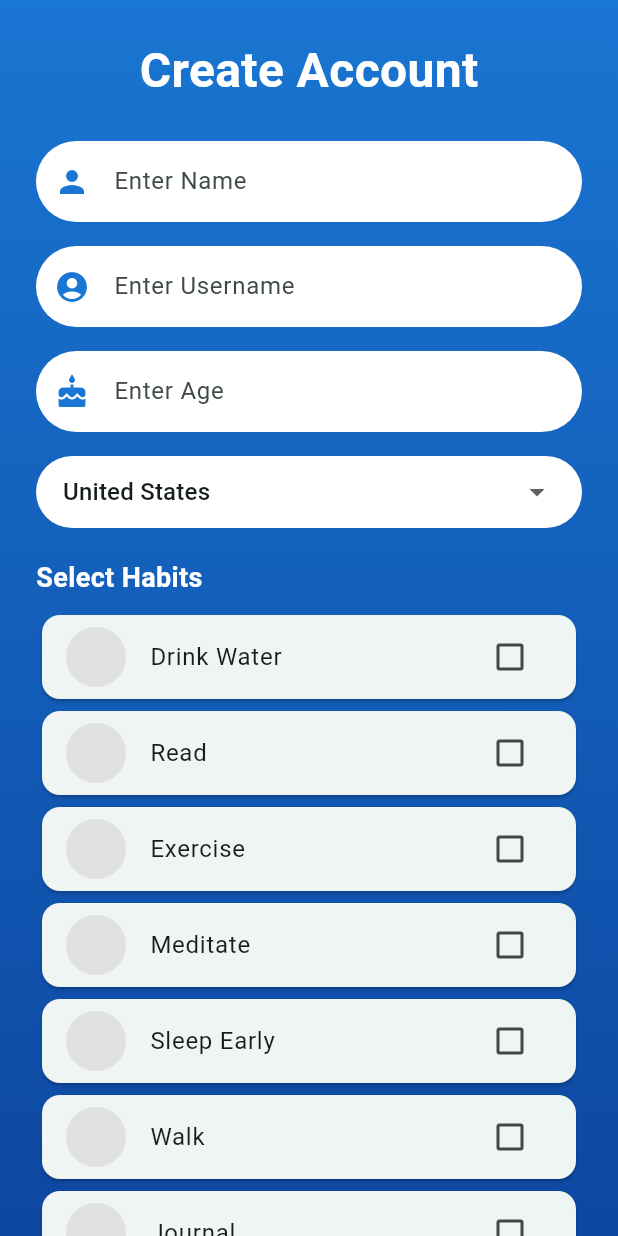
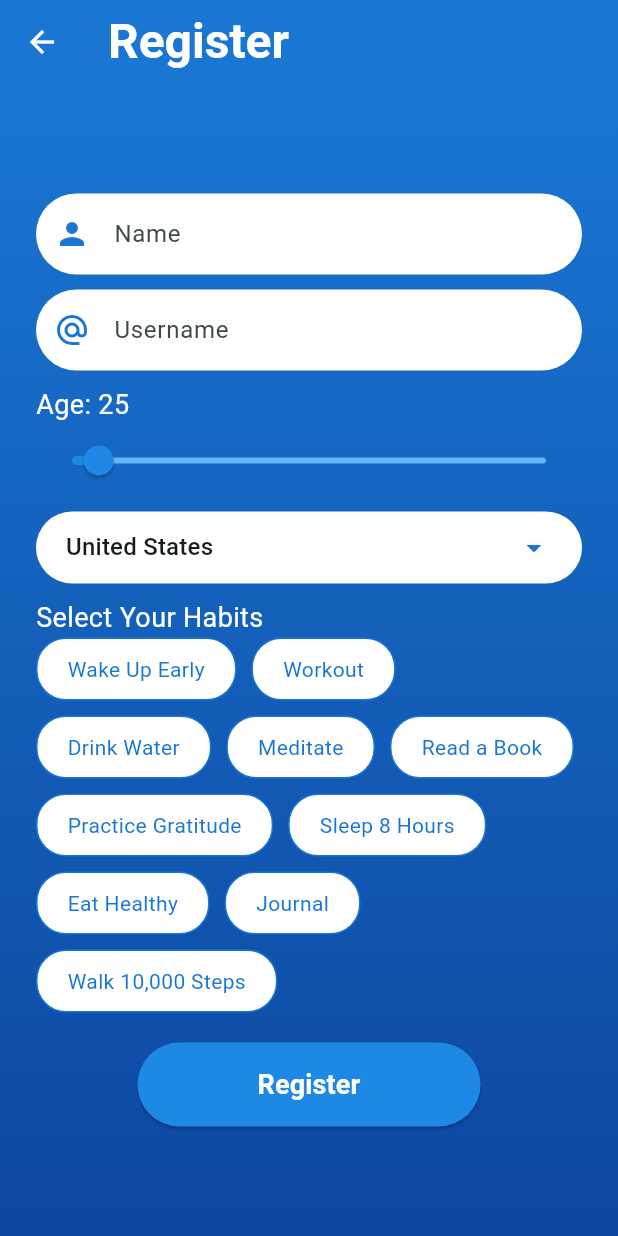
Before and after one commit to hianshul100/mobileapp, a Flutter app: the RegisterScreen screen opened by its route, on a phone screen of 412 x 824 dp. Run offline on Flutter 3.47's test engine with Material 3 defaults, Android fonts, the phone set to English and light mode, and no system bars; our stand-ins replace fluttertoast, shared_preferences; accounts and stored records are empty.

Commit message:
Match registration lab screen code

```diff
--- a/lib/register_screen.dart
+++ b/lib/register_screen.dart
@@ -19,23 +19,32 @@ class RegisterScreen extends StatefulWidget {
 class _RegisterScreenState extends State<RegisterScreen> {
   final _nameController = TextEditingController();
   final _usernameController = TextEditingController();
-  final _ageController = TextEditingController();
-  final Set<String> _selectedHabits = <String>{};
-  final Map<String, int> _habitColors = <String, int>{};
-  final Random _random = Random();
-
-  List<String> _countries = const [];
-  String? _selectedCountry;
-
-  final List<String> _availableHabits = const [
+  double _age = 25; // Default age set to 25
+  String _country = 'United States';
+  List<String> _countries = [];
+  List<String> selectedHabits = [];
+  List<String> availableHabits = [
+    'Wake Up Early',
+    'Workout',
     'Drink Water',
-    'Read',
-    'Exercise',
     'Meditate',
-    'Sleep Early',
-    'Walk',
+    'Read a Book',
+    'Practice Gratitude',
+    'Sleep 8 Hours',
+    'Eat Healthy',
     'Journal',
+    'Walk 10,000 Steps'
   ];
+  final Map<String, Color> _habitColors = {
+    'Amber': Colors.amber,
+    'Red Accent': Colors.redAccent,
+    'Light Blue': Colors.lightBlue,
+    'Light Green': Colors.lightGreen,
+    'Purple Accent': Colors.purpleAccent,
+    'Orange': Colors.orange,
+    'Teal': Colors.teal,
+    'Deep Purple': Colors.deepPurple,
+  };
 
   @override
   void initState() {
@@ -47,83 +56,60 @@ class _RegisterScreenState extends State<RegisterScreen> {
   void dispose() {
     _nameController.dispose();
     _usernameController.dispose();
-    _ageController.dispose();
     super.dispose();
   }
 
   Future<void> _loadCountries() async {
-    final countries = await fetchCountries();
-
-    if (!mounted) return;
+    try {
+      List<String> countries = await fetchCountries();
       setState(() {
         _countries = countries;
-      _selectedCountry = countries.isNotEmpty ? countries.first : null;
       });
+    } catch (e) {
+      // Handle error
+      _showToast('Error fetching countries');
+    }
   }
 
-  Color _generateHabitColor() {
-    final colors = <Color>[
-      Colors.blue,
-      Colors.green,
-      Colors.orange,
-      Colors.purple,
-      Colors.pink,
-      Colors.teal,
-      Colors.indigo,
-    ];
-
-    return colors[_random.nextInt(colors.length)];
-  }
-
-  void _toggleHabitSelection(String habit) {
-    setState(() {
-      if (_selectedHabits.contains(habit)) {
-        _selectedHabits.remove(habit);
-        _habitColors.remove(habit);
-      } else {
-        _selectedHabits.add(habit);
-        _habitColors[habit] = _generateHabitColor().value;
-      }
-    });
-  }
-
-  Future<void> _register() async {
-    final name = _nameController.text.trim();
-    final username = _usernameController.text.trim();
-    final age = double.tryParse(_ageController.text.trim());
-
-    if (name.isEmpty ||
-        username.isEmpty ||
-        age == null ||
-        _selectedCountry == null ||
-        _selectedHabits.isEmpty) {
+  void _showToast(String message) {
     Fluttertoast.showToast(
-        msg: 'Please complete all fields and select at least one habit',
+      msg: message,
       toastLength: Toast.LENGTH_SHORT,
       gravity: ToastGravity.BOTTOM,
       backgroundColor: Colors.red,
       textColor: Colors.white,
       fontSize: 16.0,
     );
+  }
+
+  void _register() async {
+    final name = _nameController.text;
+    final username = _usernameController.text;
+
+    if (username.isEmpty || name.isEmpty) {
+      _showToast('Please fill in all fields');
       return;
     }
 
-    final habits = _selectedHabits
-        .map(
-          (habit) => {
-            'name': habit,
-            'colorValue': _habitColors[habit] ?? Colors.blue.value,
-            'completed': false,
-          },
-        )
-        .toList();
+    SharedPreferences prefs = await SharedPreferences.getInstance();
 
-    final prefs = await SharedPreferences.getInstance();
+    // Assign random colors to selected habits.
+    Map<String, String> selectedHabitsMap = {};
+    final random = Random();
+    final colorKeys = _habitColors.keys.toList();
+    for (var habit in selectedHabits) {
+      var randomColor =
+          _habitColors[colorKeys[random.nextInt(colorKeys.length)]]!;
+      selectedHabitsMap[habit] = randomColor.value.toRadixString(16);
+    }
+
+    // Save user information and habits to shared preferences.
     await prefs.setString('name', name);
     await prefs.setString('username', username);
-    await prefs.setDouble('age', age);
-    await prefs.setString('country', _selectedCountry!);
-    await prefs.setString('habit.habits', jsonEncode(habits));
+    await prefs.setDouble('age', _age);
+    await prefs.setString('country', _country);
+    await prefs.setString('selectedHabitsMap', jsonEncode(selectedHabitsMap));
+    // await prefs.setStringList('selectedHabits', selectedHabits);
 
     if (!mounted) return;
     Navigator.pushReplacement(
@@ -134,9 +120,39 @@ class _RegisterScreenState extends State<RegisterScreen> {
     );
   }
 
+  void _toggleHabitSelection(String habit) {
+    setState(() {
+      if (selectedHabits.contains(habit)) {
+        selectedHabits.remove(habit);
+      } else {
+        selectedHabits.add(habit);
+      }
+    });
+  }
+
   @override
   Widget build(BuildContext context) {
     return Scaffold(
+      appBar: AppBar(
+        backgroundColor: Colors.blue.shade700,
+        title: const Text(
+          'Register',
+          style: TextStyle(
+            fontSize: 32,
+            color: Colors.white,
+            fontWeight: FontWeight.bold,
+          ),
+        ),
+        leading: IconButton(
+          icon: const Icon(Icons.arrow_back, color: Colors.white),
+          onPressed: () {
+            Navigator.pushReplacement(
+              context,
+              MaterialPageRoute(builder: (context) => const LoginScreen()),
+            );
+          },
+        ),
+      ),
       body: Container(
         decoration: BoxDecoration(
           gradient: LinearGradient(
@@ -145,102 +161,69 @@ class _RegisterScreenState extends State<RegisterScreen> {
             end: Alignment.bottomCenter,
           ),
         ),
-        child: SafeArea(
         child: Center(
           child: SingleChildScrollView(
-              padding: const EdgeInsets.all(24.0),
+            padding:
+                const EdgeInsets.symmetric(horizontal: 24.0, vertical: 8.0),
             child: Column(
-                mainAxisAlignment: MainAxisAlignment.center,
+              crossAxisAlignment: CrossAxisAlignment.start,
               children: [
-                  const Text(
-                    'Create Account',
+                _buildInputField(_nameController, 'Name', Icons.person),
+                const SizedBox(height: 10),
+                _buildInputField(
+                    _usernameController, 'Username', Icons.alternate_email),
+                const SizedBox(height: 10),
+                Text('Age: ${_age.round()}',
+                    style: const TextStyle(color: Colors.white, fontSize: 18)),
+                Slider(
+                  value: _age,
+                  min: 21,
+                  max: 100,
+                  divisions: 79,
+                  activeColor: Colors.blue.shade600,
+                  inactiveColor: Colors.blue.shade300,
+                  onChanged: (double value) {
+                    setState(() {
+                      _age = value;
+                    });
+                  },
+                ),
+                const SizedBox(height: 10),
+                _buildCountryDropdown(),
+                const SizedBox(height: 10),
+                const Text('Select Your Habits',
+                    style: TextStyle(color: Colors.white, fontSize: 18)),
+                Wrap(
+                  spacing: 10,
+                  runSpacing: 10,
+                  children: availableHabits.map((habit) {
+                    final isSelected = selectedHabits.contains(habit);
+                    return GestureDetector(
+                      onTap: () => _toggleHabitSelection(habit),
+                      child: Container(
+                        padding: const EdgeInsets.symmetric(
+                            horizontal: 20, vertical: 10),
+                        decoration: BoxDecoration(
+                          color:
+                              isSelected ? Colors.blue.shade600 : Colors.white,
+                          borderRadius: BorderRadius.circular(20),
+                          border: Border.all(color: Colors.blue.shade700),
+                        ),
+                        child: Text(
+                          habit,
                           style: TextStyle(
-                      fontSize: 32,
-                      fontWeight: FontWeight.bold,
-                      color: Colors.white,
-                    ),
-                  ),
-                  const SizedBox(height: 24),
-                  _RegisterTextField(
-                    controller: _nameController,
-                    hintText: 'Enter Name',
-                    icon: Icons.person,
-                  ),
-                  const SizedBox(height: 16),
-                  _RegisterTextField(
-                    controller: _usernameController,
-                    hintText: 'Enter Username',
-                    icon: Icons.account_circle,
-                  ),
-                  const SizedBox(height: 16),
-                  _RegisterTextField(
-                    controller: _ageController,
-                    hintText: 'Enter Age',
-                    icon: Icons.cake,
-                    keyboardType: TextInputType.number,
-                  ),
-                  const SizedBox(height: 16),
-                  Container(
-                    padding: const EdgeInsets.symmetric(horizontal: 18),
-                    decoration: BoxDecoration(
-                      color: Colors.white,
-                      borderRadius: BorderRadius.circular(30),
-                    ),
-                    child: DropdownButtonHideUnderline(
-                      child: DropdownButton<String>(
-                        isExpanded: true,
-                        value: _selectedCountry,
-                        hint: const Text('Select Country'),
-                        items: _countries
-                            .map(
-                              (country) => DropdownMenuItem(
-                                value: country,
-                                child: Text(country),
-                              ),
-                            )
-                            .toList(),
-                        onChanged: (country) {
-                          if (country != null) {
-                            setState(() => _selectedCountry = country);
-                          }
-                        },
+                            color: isSelected
+                                ? Colors.white
+                                : Colors.blue.shade700,
                           ),
                         ),
                       ),
-                  const SizedBox(height: 20),
-                  const Align(
-                    alignment: Alignment.centerLeft,
-                    child: Text(
-                      'Select Habits',
-                      style: TextStyle(
-                        color: Colors.white,
-                        fontSize: 18,
-                        fontWeight: FontWeight.bold,
-                      ),
-                    ),
-                  ),
-                  const SizedBox(height: 8),
-                  ..._availableHabits.map(
-                    (habit) {
-                      final selected = _selectedHabits.contains(habit);
-                      final colorValue = _habitColors[habit] ?? Colors.white.value;
-
-                      return Card(
-                        child: CheckboxListTile(
-                          value: selected,
-                          onChanged: (_) => _toggleHabitSelection(habit),
-                          title: Text(habit),
-                          secondary: CircleAvatar(
-                            backgroundColor: selected
-                                ? Color(colorValue)
-                                : Colors.grey.shade300,
-                          ),
-                        ),
                     );
-                    },
+                  }).toList(),
                 ),
                 const SizedBox(height: 20),
-                  ElevatedButton(
+                Center(
+                  child: ElevatedButton(
                     onPressed: _register,
                     style: ElevatedButton.styleFrom(
                       backgroundColor: Colors.blue.shade600,
@@ -248,9 +231,7 @@ class _RegisterScreenState extends State<RegisterScreen> {
                         borderRadius: BorderRadius.circular(30.0),
                       ),
                       padding: const EdgeInsets.symmetric(
-                        horizontal: 80,
-                        vertical: 15,
-                      ),
+                          horizontal: 80, vertical: 15),
                     ),
                     child: const Text(
                       'Register',
@@ -261,46 +242,17 @@ class _RegisterScreenState extends State<RegisterScreen> {
                       ),
                     ),
                   ),
-                  const SizedBox(height: 12),
-                  TextButton(
-                    onPressed: () {
-                      Navigator.pushReplacement(
-                        context,
-                        MaterialPageRoute(
-                          builder: (context) => const LoginScreen(),
-                        ),
-                      );
-                    },
-                    child: const Text(
-                      'Already have an account? Log in',
-                      style: TextStyle(color: Colors.white),
-                    ),
                 ),
               ],
             ),
           ),
         ),
       ),
-      ),
     );
   }
-}
 
-class _RegisterTextField extends StatelessWidget {
-  const _RegisterTextField({
-    required this.controller,
-    required this.hintText,
-    required this.icon,
-    this.keyboardType,
-  });
-
-  final TextEditingController controller;
-  final String hintText;
-  final IconData icon;
-  final TextInputType? keyboardType;
-
-  @override
-  Widget build(BuildContext context) {
+  Widget _buildInputField(
+      TextEditingController controller, String hint, IconData icon) {
     return Container(
       decoration: BoxDecoration(
         color: Colors.white,
@@ -308,17 +260,41 @@ class _RegisterTextField extends StatelessWidget {
       ),
       child: TextField(
         controller: controller,
-        keyboardType: keyboardType,
         decoration: InputDecoration(
           prefixIcon: Icon(icon, color: Colors.blue.shade700),
-          hintText: hintText,
+          hintText: hint,
           border: InputBorder.none,
-          contentPadding: const EdgeInsets.symmetric(
-            horizontal: 20,
-            vertical: 15,
-          ),
+          contentPadding:
+              const EdgeInsets.symmetric(horizontal: 20, vertical: 15),
         ),
       ),
     );
   }
+
+  Widget _buildCountryDropdown() {
+    return Container(
+      padding: const EdgeInsets.symmetric(horizontal: 20),
+      decoration: BoxDecoration(
+        color: Colors.white,
+        borderRadius: BorderRadius.circular(30),
+      ),
+      child: DropdownButton<String>(
+        value: _country,
+        icon: Icon(Icons.arrow_drop_down, color: Colors.blue.shade700),
+        isExpanded: true,
+        underline: const SizedBox(),
+        items: _countries.map((String value) {
+          return DropdownMenuItem<String>(
+            value: value,
+            child: Text(value),
+          );
+        }).toList(),
+        onChanged: (newValue) {
+          setState(() {
+            _country = newValue!;
+          });
+        },
+      ),
+    );
   }
+}
```
Lines whose indentation alone changed are shown as unchanged.
